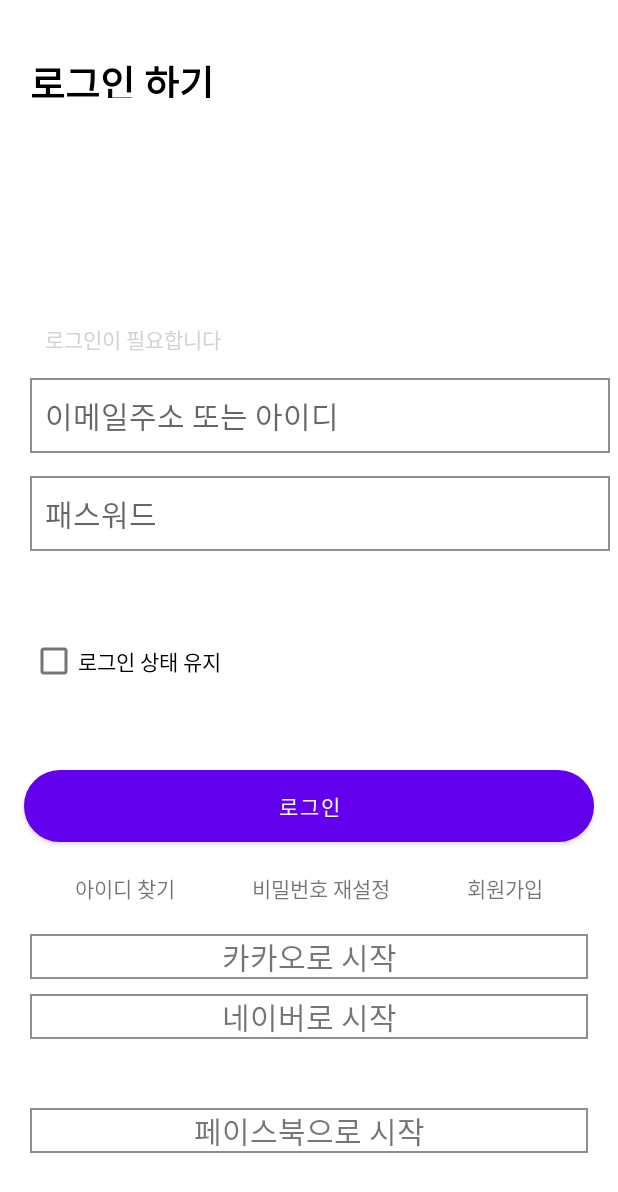
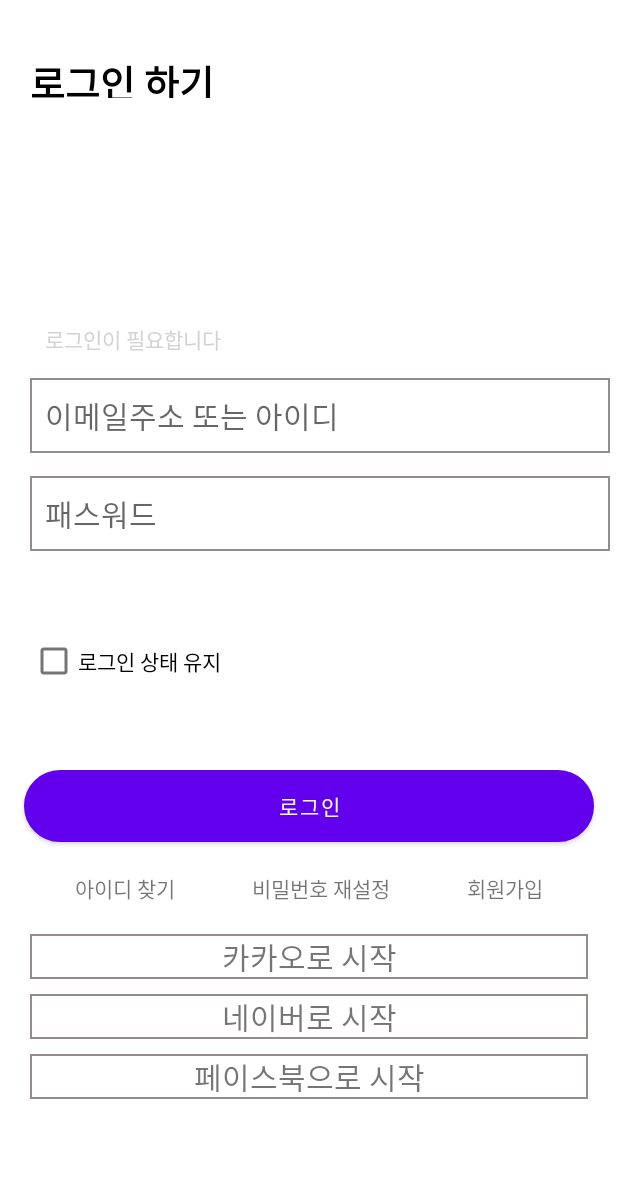
Before and after one commit to MadMax-Team/honbap_signal_android, an Android app: the layout activity_log_in.xml on its own in the app's theme, with its tools: preview values and no code run, on a phone screen of 412 x 824 dp. Shown: the top 1192 px of the screen. Run offline under Robolectric (Android 15) with nearby library versions, the phone set to English and light mode, and no system bars.

Commit message:
홈프래그먼트 수정

```diff
--- a/app/src/main/res/layout/activity_log_in.xml
+++ b/app/src/main/res/layout/activity_log_in.xml
@@ -148,14 +148,12 @@
         android:layout_marginTop="10dp"
         android:layout_marginStart="20dp"
         android:layout_marginEnd="20dp"
-        android:layout_marginBottom="20dp"
         android:background="@drawable/edge"
         android:gravity="center"
         android:textSize="20sp"
         app:layout_constraintTop_toBottomOf="@id/log_in_by_naver_tv"
         app:layout_constraintStart_toStartOf="parent"
-        app:layout_constraintEnd_toEndOf="parent"
-        app:layout_constraintBottom_toBottomOf="parent"/>
+        app:layout_constraintEnd_toEndOf="parent" />
 
 
 
```
Also changed, not shown: app/src/main/res/layout/fragment_home.xml (+21 -1 lines).
